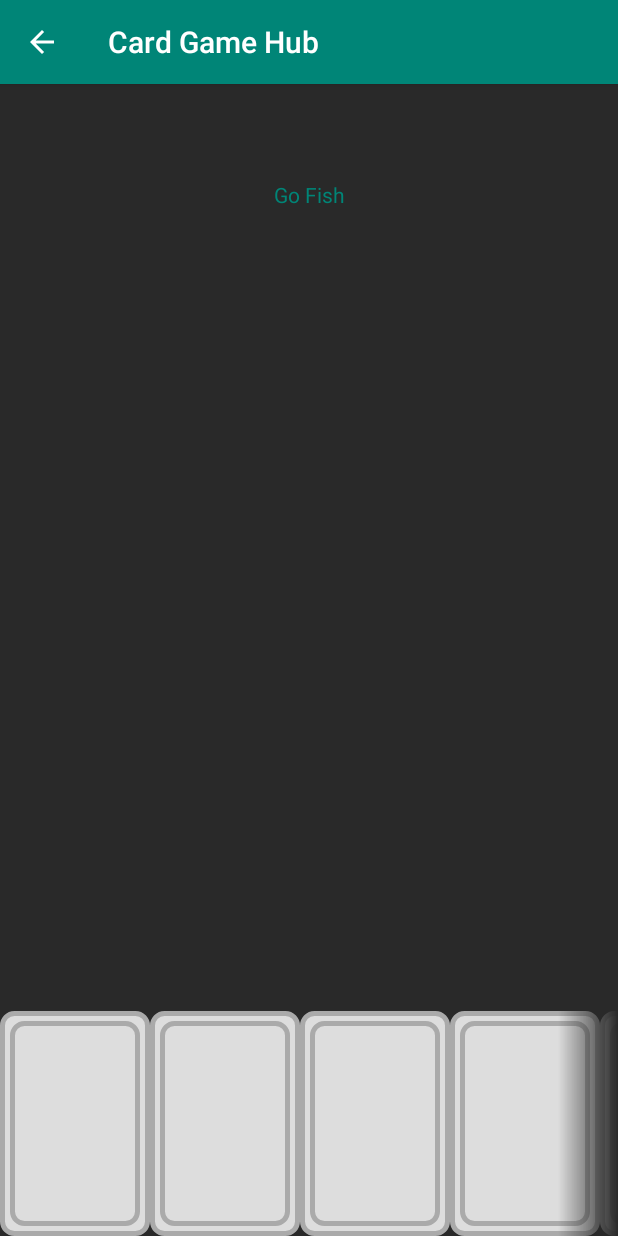
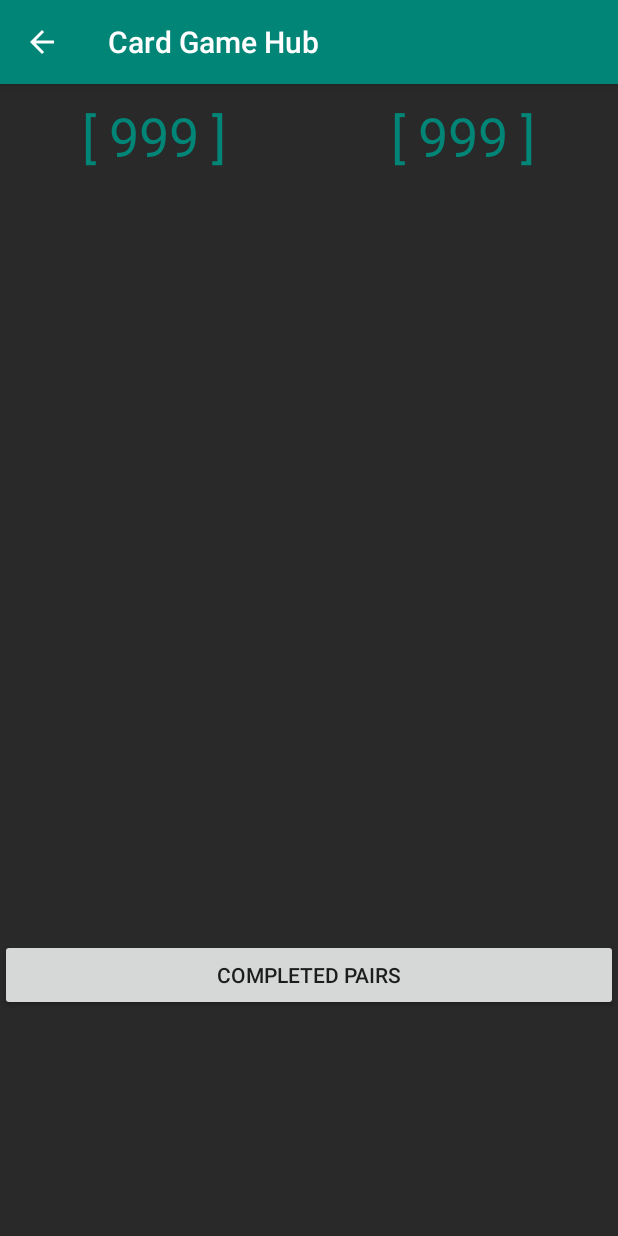
Before and after one commit to atarsidhu/CardGames, an Android app: the GoFish screen opened directly, with no data from a screen before it, on a phone screen of 412 x 824 dp. Run offline under Robolectric (Android 15) with nearby library versions, the phone set to English and light mode, and no system bars.

Commit message:
Very Basic Card Game Model

```diff
--- a/app/src/main/java/com/example/cardgames/Blackjack.java
+++ b/app/src/main/java/com/example/cardgames/Blackjack.java
@@ -8,6 +8,6 @@ public class Blackjack extends AppCompatActivity {
     @Override
     protected void onCreate(Bundle savedInstanceState) {
         super.onCreate(savedInstanceState);
-        setContentView(R.layout.activity_blackjack);
+        setContentView(R.layout.activity_speed);
     }
 }
--- a/app/src/main/java/com/example/cardgames/Card.java
+++ /dev/null
@@ -1,63 +0,0 @@
-package com.example.cardgames;
-
-import android.app.ActionBar;
-import android.content.Context;
-import android.graphics.drawable.Drawable;
-import android.util.AttributeSet;
-import android.view.View;
-import android.widget.ImageView;
-import android.widget.TextView;
-
-import androidx.constraintlayout.widget.ConstraintLayout;
-
-class Card extends View {
-
-    private int rank;
-    private int suit;
-
-    ConstraintLayout cardLayout;
-    TextView rankText;
-    ImageView suitIcon;
-
-    public Card(Context context) {
-        super(context);
-        setup();
-    }
-
-    public Card(Context context, AttributeSet attrs) {
-        super(context, attrs);
-    }
-
-    private void setup() {
-        this.setBackground(getResources().getDrawable(R.drawable.card_base));
-        cardLayout = new ConstraintLayout(this.getContext());
-        rankText = new TextView(this.getContext());
-        rankText.setLayoutParams(new ConstraintLayout.LayoutParams(ConstraintLayout.LayoutParams.MATCH_PARENT, ConstraintLayout.LayoutParams.MATCH_PARENT));
-        rankText.setText("THIS IS SOME SAMPLE TEXT");
-        rankText.setTextColor(getResources().getColor(R.color.colorPrimary));
-        suitIcon = new ImageView(this.getContext());
-        rankText.setLayoutParams(new ConstraintLayout.LayoutParams(ConstraintLayout.LayoutParams.MATCH_PARENT, ConstraintLayout.LayoutParams.MATCH_PARENT));
-        suitIcon.setImageDrawable(getResources().getDrawable(R.drawable.hearts));
-        cardLayout.addView(rankText);
-        cardLayout.addView(suitIcon);
-
-
-    }
-
-    public void setRank(int newRank) {
-        if (newRank >= 1 && newRank <= 4) rank = newRank;
-    }
-
-    public int getRank() {
-        return rank;
-    }
-
-    public void setSuit(int newSuit) {
-        if (newSuit >= 0 && newSuit < 4) suit = newSuit;
-    }
-
-    public int getSuit() {
-        return suit;
-    }
-
-}
--- a/app/src/main/java/com/example/cardgames/GoFish.java
+++ b/app/src/main/java/com/example/cardgames/GoFish.java
@@ -6,6 +6,8 @@ import androidx.constraintlayout.widget.ConstraintLayout;
 import android.content.res.Resources;
 import android.os.Bundle;
 import android.view.ViewGroup;
+
+import com.example.cardgames.cardframework.GameMaster;
 
 public class GoFish extends AppCompatActivity {
 
@@ -16,5 +18,8 @@ public class GoFish extends AppCompatActivity {
         super.onCreate(savedInstanceState);
         setContentView(R.layout.activity_go_fish);
         mainLayout = findViewById(R.id.go_fish_main_layout);
+
+        GameMaster gm = new GameMaster();
+
     }
 }
--- /dev/null
+++ b/app/src/main/java/com/example/cardgames/cardframework/Card.java
@@ -0,0 +1,56 @@
+package com.example.cardgames.cardframework;
+
+import android.util.Log;
+
+import java.io.Console;
+import java.util.logging.ConsoleHandler;
+
+/**
+ * A single playing card.<br>
+ * Ranks are represented 1-13.<br>
+ * Suits are represented as either 0, 1, 2, or 3.<br>
+ * The <code>value</code> attribute is a numerical representation of both rank and suit.<br>
+ * Rank is multiplied by 16 and then added to the suit value.
+ */
+class Card {
+
+    private int rank;
+    private int suit;
+    private int value;
+
+    /**
+     * Create a new card, and specify its Rank and Suit
+     *
+     * @param newRank: The rank of the new card
+     * @param newSuit: The Suit of the new card
+     */
+    public Card(int newRank, int newSuit) {
+        rank = newRank;
+        suit = newSuit;
+        Log.println(Log.INFO, "Card.java", "Card Created as " + getValue());
+    }
+
+    public void setRank(int newRank) {
+        if (newRank >= 1 && newRank <= 4) rank = newRank;
+    }
+
+    public int getRank() {
+        return rank;
+    }
+
+    public void setSuit(int newSuit) {
+        if (newSuit >= 0 && newSuit < 4) suit = newSuit;
+    }
+
+    public int getSuit() {
+        return suit;
+    }
+
+    public int getValue() {
+        return (16 * rank) + suit;
+    }
+
+    public String getStyleId() {
+        return rank + "_of_" + suit;
+    }
+}
--- /dev/null
+++ b/app/src/main/java/com/example/cardgames/cardframework/Deck.java
@@ -0,0 +1,42 @@
+package com.example.cardgames.cardframework;
+
+import java.util.ArrayList;
+import java.util.Random;
+
+public class Deck {
+
+    ArrayList<Card> cards;
+
+    public Deck() {
+        cards = new ArrayList<Card>();
+        populate();
+    }
+
+    // Shuffles the deck of cards randomly
+    public void shuffle() {
+        ArrayList<Card> tempDeck = new ArrayList<Card>();
+        Random rand = new Random();
+
+        while (!cards.isEmpty()) {
+            int index = rand.nextInt(cards.size());
+            tempDeck.add(cards.get(index));
+            cards.remove(index);
+        }
+
+        cards = tempDeck;
+
+    }
+
+    /**
+     * Generates a set of 52 cards, then shuffles the deck.
+     */
+    private void populate() {
+        for (int i = 0; i < 4; i++) {
+            for (int j = 1; j < 14; j++) {
+                cards.add(new Card(j, i));
+            }
+        }
+        shuffle();
+    }
+
+}
--- /dev/null
+++ b/app/src/main/java/com/example/cardgames/cardframework/GameMaster.java
@@ -0,0 +1,18 @@
+package com.example.cardgames.cardframework;
+
+import java.util.ArrayList;
+
+public class GameMaster {
+
+    Player human;
+    Player AI;
+    ArrayList<Deck> decks;
+
+    public GameMaster() {
+        human = new Player();
+        AI = new Player();
+        decks = new ArrayList<Deck>();
+        decks.add(new Deck());
+    }
+
+}
--- /dev/null
+++ b/app/src/main/java/com/example/cardgames/cardframework/Player.java
@@ -0,0 +1,15 @@
+package com.example.cardgames.cardframework;
+
+import java.util.ArrayList;
+
+public class Player {
+
+    int score = 0;
+    ArrayList<Card> hand;
+
+    public Player() {
+        hand = new ArrayList<Card>();
+    }
+
+
+}
--- a/app/src/main/res/layout/activity_go_fish.xml
+++ b/app/src/main/res/layout/activity_go_fish.xml
@@ -8,88 +8,69 @@
     android:background="@color/colorBackgroundVariant"
     tools:context=".GoFish">
 
-    <TextView
-        android:id="@+id/textView"
-        android:layout_width="wrap_content"
+    <LinearLayout
+        android:id="@+id/linearLayout"
+        android:layout_width="match_parent"
         android:layout_height="wrap_content"
-        android:layout_marginTop="64dp"
-        android:text="@string/go_fish_description"
-        android:textColor="@color/colorPrimary"
+        android:layout_marginTop="10dp"
+        android:orientation="horizontal"
         app:layout_constraintEnd_toEndOf="parent"
         app:layout_constraintStart_toStartOf="parent"
-        app:layout_constraintTop_toTopOf="parent" />
+        app:layout_constraintTop_toTopOf="parent">
 
-    <HorizontalScrollView
+        <TextView
+            android:id="@+id/textView4"
+            android:layout_width="wrap_content"
+            android:layout_height="wrap_content"
+            android:layout_weight="1"
+            android:gravity="center"
+            android:text="[ 999 ]"
+            android:textColor="@color/colorPrimary"
+            android:textSize="36sp" />
+
+        <TextView
+            android:id="@+id/textView3"
+            android:layout_width="wrap_content"
+            android:layout_height="wrap_content"
+            android:layout_weight="1"
+            android:gravity="center"
+            android:text="[ 999 ]"
+            android:textColor="@color/colorPrimary"
+            android:textSize="36sp" />
+    </LinearLayout>
+
+    <LinearLayout
+        android:id="@+id/linearLayout2"
         android:layout_width="match_parent"
-        android:layout_height="150dp"
-        android:scrollbars="none"
-        android:requiresFadingEdge="horizontal"
-        android:fadingEdgeLength="40dp"
-        android:ellipsize="none"
+        android:layout_height="wrap_content"
+        android:orientation="vertical"
         app:layout_constraintBottom_toBottomOf="parent"
-        app:layout_constraintTop_toTopOf="parent"
-        app:layout_constraintVertical_bias="1.0">
+        app:layout_constraintEnd_toEndOf="parent"
+        app:layout_constraintStart_toStartOf="parent">
 
-        <LinearLayout
-            android:layout_width="wrap_content"
-            android:layout_height="match_parent"
-            android:orientation="horizontal">
+        <Button
+            android:id="@+id/button"
+            android:layout_width="fill_parent"
+            android:layout_height="wrap_content"
+            android:foregroundGravity="center"
+            android:gravity="center"
+            android:text="@string/completed_pairs" />
 
+        <HorizontalScrollView
+            android:id="@+id/horizontalScrollView"
+            android:layout_width="match_parent"
+            android:layout_height="150dp"
+            android:ellipsize="none"
+            android:fadingEdgeLength="40dp"
+            android:requiresFadingEdge="horizontal"
+            android:scrollbars="none">
 
-            <ImageView
-                android:id="@+id/imageView"
-                android:layout_width="100dp"
+            <LinearLayout
+                android:layout_width="wrap_content"
                 android:layout_height="match_parent"
-                android:layout_weight="1"
-                android:background="@drawable/card_base"
-                android:contentDescription="@string/suit_hearts"
-                app:srcCompat="@drawable/card_base" />
+                android:orientation="horizontal" />
+        </HorizontalScrollView>
 
-            <ImageView
-                android:id="@+id/imageView2"
-                android:layout_width="100dp"
-                android:layout_height="match_parent"
-                android:layout_weight="1"
-                android:background="@drawable/card_base"
-                android:contentDescription="@string/suit_hearts"
-                app:srcCompat="@drawable/card_base" />
-
-            <ImageView
-                android:id="@+id/imageView3"
-                android:layout_width="100dp"
-                android:layout_height="match_parent"
-                android:layout_weight="1"
-                android:background="@drawable/card_base"
-                android:contentDescription="@string/suit_hearts"
-                app:srcCompat="@drawable/card_base" />
-
-            <ImageView
-                android:id="@+id/imageView4"
-                android:layout_width="100dp"
-                android:layout_height="match_parent"
-                android:layout_weight="1"
-                android:background="@drawable/card_base"
-                android:contentDescription="@string/suit_hearts"
-                app:srcCompat="@drawable/card_base" />
-
-            <ImageView
-                android:id="@+id/imageView5"
-                android:layout_width="100dp"
-                android:layout_height="match_parent"
-                android:layout_weight="1"
-                android:background="@drawable/card_base"
-                android:contentDescription="@string/suit_hearts"
-                app:srcCompat="@drawable/card_base" />
-
-            <ImageView
-                android:id="@+id/imageView6"
-                android:layout_width="100dp"
-                android:layout_height="match_parent"
-                android:layout_weight="1"
-                android:background="@drawable/card_base"
-                android:contentDescription="@string/suit_hearts"
-                app:srcCompat="@drawable/card_base" />
-        </LinearLayout>
-    </HorizontalScrollView>
+    </LinearLayout>
 
 </androidx.constraintlayout.widget.ConstraintLayout>
--- a/app/src/main/res/layout/activity_main.xml
+++ b/app/src/main/res/layout/activity_main.xml
@@ -32,7 +32,7 @@
                 android:layout_height="150dp"
                 android:layout_marginBottom="10dp"
                 android:background="@drawable/blackjack_v2"
-                android:contentDescription="@string/blackjack_description" />
+                android:contentDescription="@string/speed_description" />
 
             <ImageButton
                 android:id="@+id/imageButtonGoFish"
--- a/app/src/main/res/layout/activity_blackjack.xml
+++ b/app/src/main/res/layout/activity_speed.xml
@@ -12,7 +12,7 @@
         android:id="@+id/textView2"
         android:layout_width="wrap_content"
         android:layout_height="wrap_content"
-        android:text="@string/blackjack_description"
+        android:text="@string/speed_description"
         android:textColor="@color/colorPrimary"
         app:layout_constraintBottom_toBottomOf="parent"
         app:layout_constraintEnd_toEndOf="parent"
--- a/app/src/main/res/values/strings.xml
+++ b/app/src/main/res/values/strings.xml
@@ -1,11 +1,26 @@
 <resources>
     <string name="app_name">Card Game Hub</string>
     <string name="go_fish_description">Go Fish</string>
-    <string name="blackjack_description">Blackjack</string>
+    <string name="speed_description">Speed</string>
 
-    <string name="suit_hearts">Hearts</string>
-    <string name="suit_diamonds">Diamonds</string>
-    <string name="suit_clubs">Clubs</string>
-    <string name="suit_spades">Spades</string>
+    <string name="suit_0">Spades</string>
+    <string name="suit_1">Hearts</string>
+    <string name="suit_2">Clubs</string>
+    <string name="suit_3">Diamonds</string>
+
+    <string name="rank_1">Ace</string>
+    <string name="rank_2">Two</string>
+    <string name="rank_3">Three</string>
+    <string name="rank_4">Four</string>
+    <string name="rank_5">Five</string>
+    <string name="rank_6">Six</string>
+    <string name="rank_7">Seven</string>
+    <string name="rank_8">Eight</string>
+    <string name="rank_9">Nine</string>
+    <string name="rank_10">Ten</string>
+    <string name="rank_11">Jack</string>
+    <string name="rank_12">Queen</string>
+    <string name="rank_13">King</string>
+    <string name="completed_pairs">Completed Pairs</string>
 
 </resources>
```
